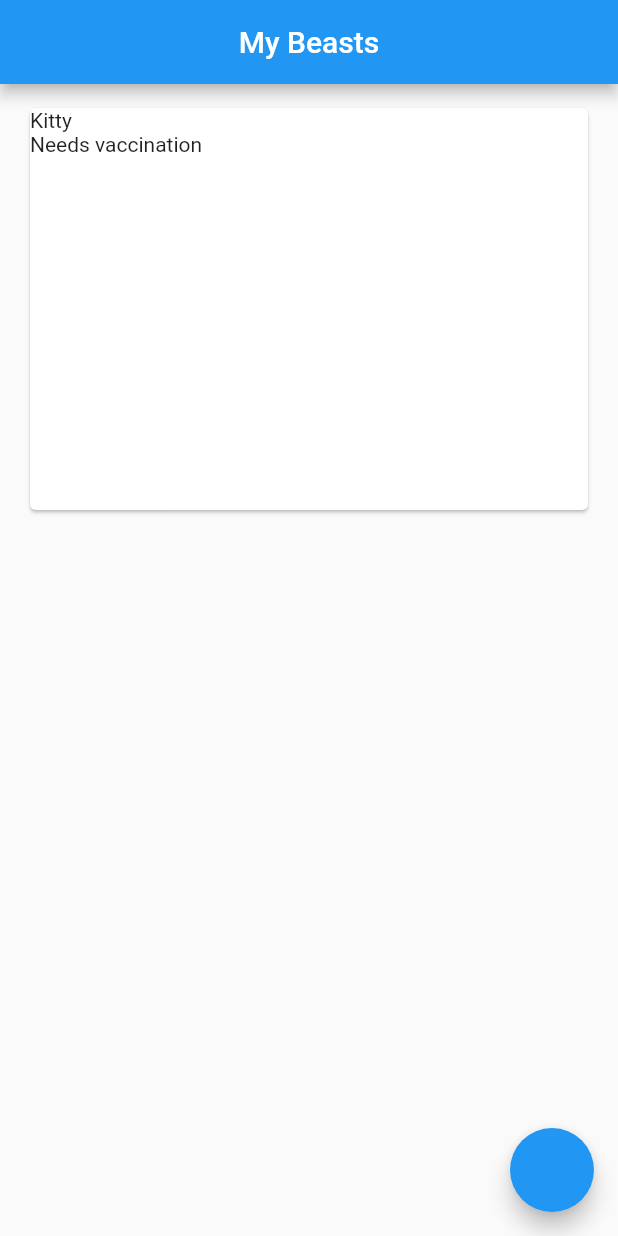
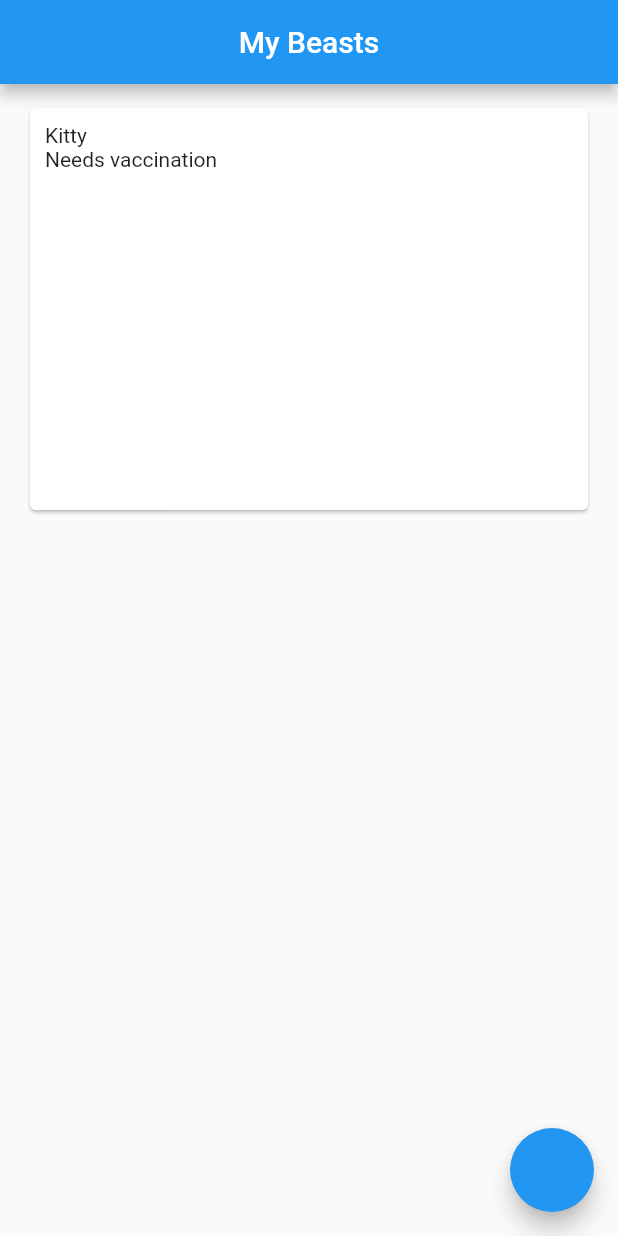
Before and after one commit to hnkhandev/magnificent_beasts, a Flutter app: the screen it shows after launch, on a phone screen of 412 x 824 dp. Run offline on Flutter 3.47's test engine with Material 2 defaults, Android fonts, the phone set to English and light mode, and no system bars.

Commit message:
Working on add beast page. Refactored title centering.

```diff
--- a/lib/home_page.dart
+++ b/lib/home_page.dart
@@ -1,4 +1,5 @@
 import 'package:flutter/material.dart';
+import 'package:magnificent_beasts/add_beast.dart';
 
 import 'beast.dart';
 
@@ -11,10 +12,9 @@ class HomePage extends StatelessWidget {
     beasts.add(beast);
     return Scaffold(
       appBar: AppBar(
-        title: Center(
-          child: Text(
-            'My Beasts',
-          ),
+        centerTitle: true,
+        title: Text(
+          'My Beasts',
         ),
       ),
       body: Column(
@@ -30,8 +30,12 @@ class HomePage extends StatelessWidget {
                   padding:
                       const EdgeInsets.symmetric(vertical: 12, horizontal: 16),
                   child: Card(
-                    child: Text(
-                        '${beasts[index].name}\n${beasts[index].medicalHistory}'),
+                    child: Container(
+                      padding: const EdgeInsets.symmetric(
+                          vertical: 10, horizontal: 10),
+                      child: Text(
+                          '${beasts[index].name}\n${beasts[index].medicalHistory}'),
+                    ),
                   ),
                 );
               },
@@ -40,7 +44,12 @@ class HomePage extends StatelessWidget {
         ],
       ),
       floatingActionButton: FloatingActionButton(
-        onPressed: () => null,
+        onPressed: () {
+          Navigator.push(
+            context,
+            MaterialPageRoute(builder: (context) => AddBeast()),
+          );
+        },
       ),
     );
   }
```
Also changed, not shown: lib/add_beast.dart (added, +16 -0 lines).
